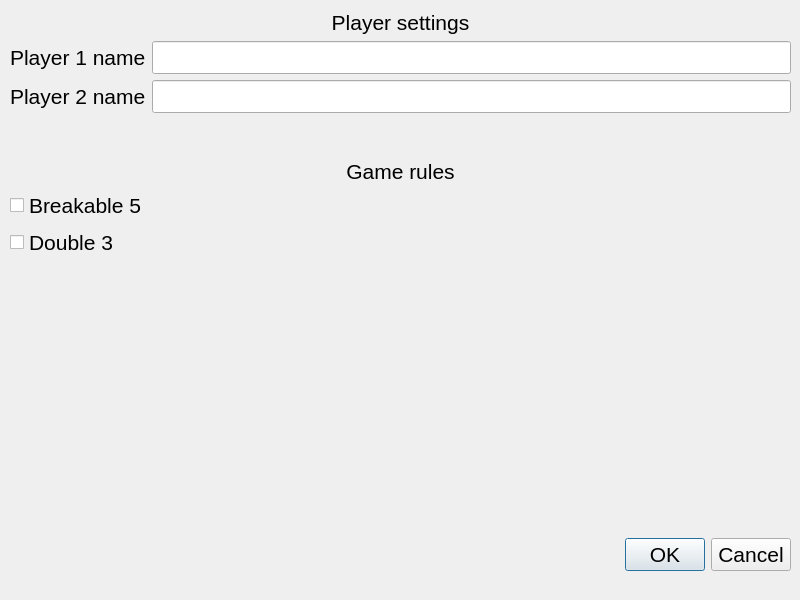
Above: settings.ui from Forbinn/Gomoku before the change. Below: the same form after it.
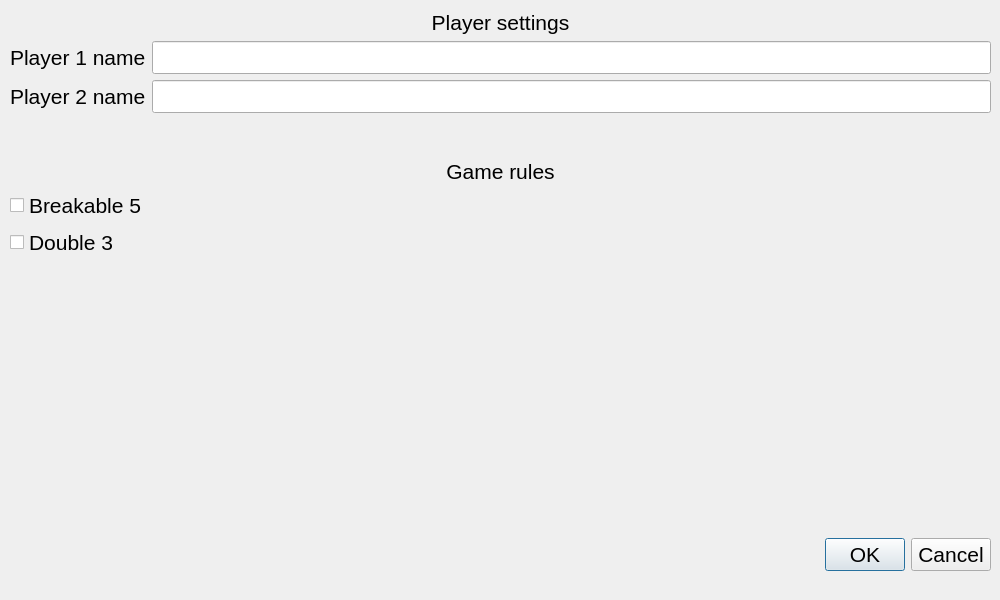
That is the form after the change.

What changed in the file:
```diff
--- a/settings.ui
+++ b/settings.ui
@@ -6,7 +6,7 @@
    <rect>
     <x>0</x>
     <y>0</y>
-    <width>800</width>
+    <width>1000</width>
     <height>600</height>
    </rect>
   </property>
@@ -23,7 +23,7 @@
     <rect>
      <x>10</x>
      <y>10</y>
-     <width>781</width>
+     <width>981</width>
      <height>561</height>
     </rect>
    </property>
```
